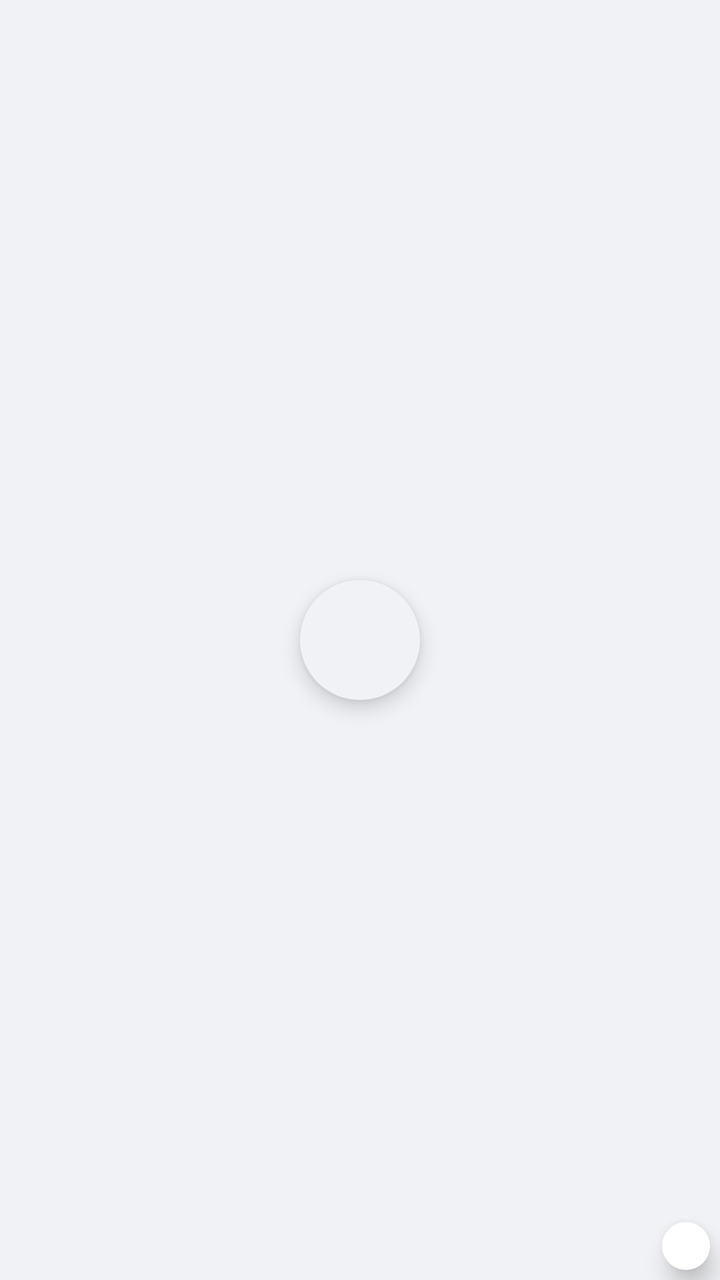
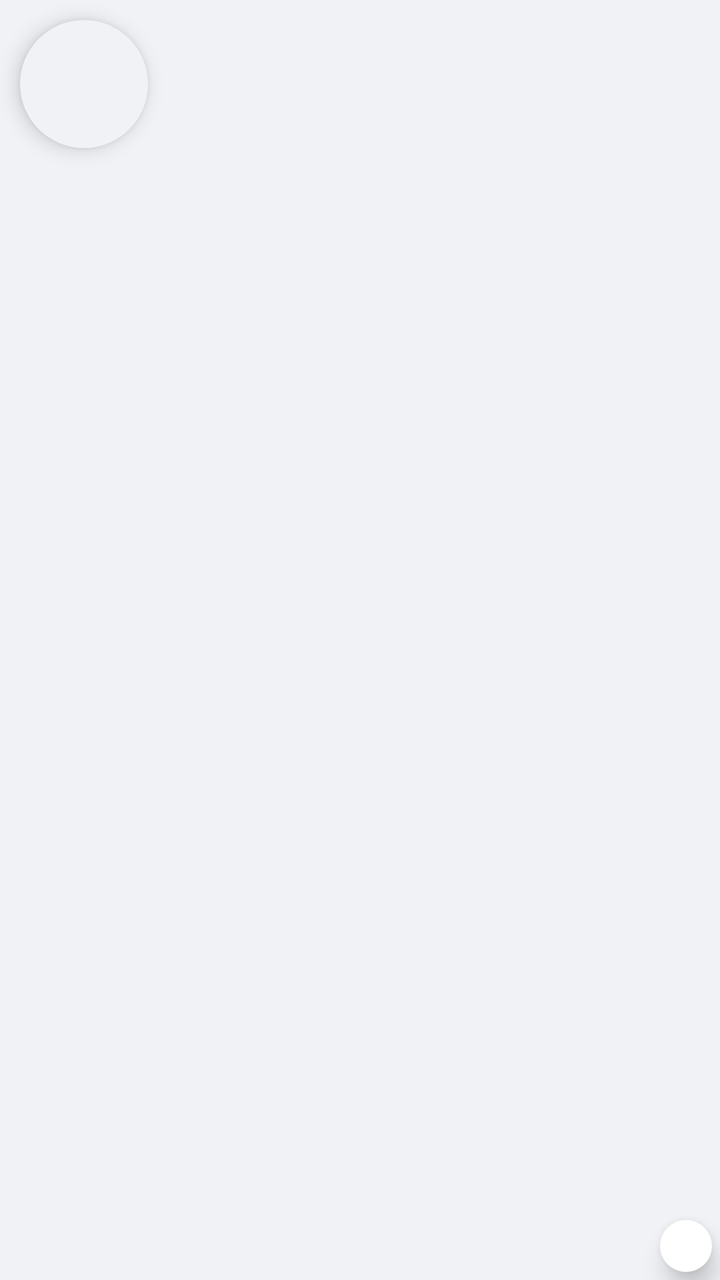

Before-and-after screenshots of an Android layout around one commit, followed by the original layout XML and the change that was made.
<!-- AndroidManifest.xml: application theme AppTheme -->
<!-- res/layout/bubble_head.xml -->
<?xml version="1.0" encoding="utf-8"?>
<FrameLayout xmlns:android="http://schemas.android.com/apk/res/android"
    android:layout_width="76dp"
    android:layout_height="76dp">

    <ImageView
        android:id="@+id/bubble_avatar"
        android:layout_width="60dp"
        android:layout_height="60dp"
        android:layout_gravity="center"
        android:background="@drawable/bg_avatar"
        android:contentDescription="Chat head"
        android:elevation="6dp"
        android:scaleType="centerCrop" />

    <ImageView
        android:id="@+id/bubble_badge"
        android:layout_width="24dp"
        android:layout_height="24dp"
        android:layout_gravity="bottom|end"
        android:layout_marginEnd="5dp"
        android:layout_marginBottom="5dp"
        android:background="@drawable/bg_badge_ring"
        android:contentDescription="App"
        android:elevation="7dp"
        android:padding="2dp" />

    <TextView
        android:id="@+id/bubble_unread"
        android:layout_width="wrap_content"
        android:layout_height="22dp"
        android:layout_gravity="top|end"
        android:layout_marginTop="3dp"
        android:layout_marginEnd="3dp"
        android:background="@drawable/bg_unread_badge"
        android:elevation="8dp"
        android:gravity="center"
        android:minWidth="22dp"
        android:paddingStart="6dp"
        android:paddingEnd="6dp"
        android:textColor="#FFFFFFFF"
        android:textSize="11sp"
        android:textStyle="bold"
        android:visibility="gone" />
</FrameLayout>
<!-- resources referenced by this layout -->
<resources>
  <!-- drawable bg_avatar (drawable) -->
  <?xml version="1.0" encoding="utf-8"?>
  <shape xmlns:android="http://schemas.android.com/apk/res/android" android:shape="oval">
      <solid android:color="@color/surface" />
  </shape>
  <!-- drawable bg_badge_ring (drawable) -->
  <?xml version="1.0" encoding="utf-8"?>
  <shape xmlns:android="http://schemas.android.com/apk/res/android" android:shape="oval">
      <solid android:color="@color/panel_bg" />
  </shape>
  <!-- drawable bg_unread_badge (drawable) -->
  <?xml version="1.0" encoding="utf-8"?>
  <shape xmlns:android="http://schemas.android.com/apk/res/android" android:shape="rectangle">
      <corners android:radius="11dp" />
      <solid android:color="@color/unread_red" />
      <stroke android:width="2dp" android:color="@color/panel_bg" />
  </shape>
  <style name="AppTheme" parent="android:Theme.Material.Light.NoActionBar">
          <item name="android:colorPrimary">@color/brand_blue</item>
          <item name="android:colorAccent">@color/brand_blue</item>
          <item name="android:windowBackground">@color/window_bg</item>
          <item name="android:statusBarColor">@android:color/transparent</item>
          <item name="android:navigationBarColor">@android:color/transparent</item>
          <item name="android:windowLightStatusBar">true</item>
          <item name="android:windowLightNavigationBar">true</item>
      </style>
  <color name="surface">#FFF0F2F5</color>
  <color name="panel_bg">#FFFFFFFF</color>
  <color name="unread_red">#FFFA383E</color>
  <color name="brand_blue">#FF0A7CFF</color>
  <color name="window_bg">#FFF0F2F5</color>
</resources>

<!-- the commit's change to res/layout/bubble_head.xml (unified diff, before → after) -->
@@ -1,13 +1,13 @@
 <?xml version="1.0" encoding="utf-8"?>
 <FrameLayout xmlns:android="http://schemas.android.com/apk/res/android"
-    android:layout_width="76dp"
-    android:layout_height="76dp">
+    android:layout_width="wrap_content"
+    android:layout_height="wrap_content">
 
     <ImageView
         android:id="@+id/bubble_avatar"
-        android:layout_width="60dp"
-        android:layout_height="60dp"
-        android:layout_gravity="center"
+        android:layout_width="64dp"
+        android:layout_height="64dp"
+        android:layout_margin="10dp"
         android:background="@drawable/bg_avatar"
         android:contentDescription="Chat head"
         android:elevation="6dp"
@@ -15,12 +15,12 @@
 
     <ImageView
         android:id="@+id/bubble_badge"
-        android:layout_width="24dp"
-        android:layout_height="24dp"
+        android:layout_width="26dp"
+        android:layout_height="26dp"
         android:layout_gravity="bottom|end"
-        android:layout_marginEnd="5dp"
-        android:layout_marginBottom="5dp"
-        android:background="@drawable/bg_badge_ring"
+        android:layout_marginEnd="4dp"
+        android:layout_marginBottom="4dp"
+        android:background="@drawable/bg_badge_ring_white"
         android:contentDescription="App"
         android:elevation="7dp"
         android:padding="2dp" />
@@ -28,18 +28,18 @@
     <TextView
         android:id="@+id/bubble_unread"
         android:layout_width="wrap_content"
-        android:layout_height="22dp"
+        android:layout_height="24dp"
         android:layout_gravity="top|end"
-        android:layout_marginTop="3dp"
-        android:layout_marginEnd="3dp"
+        android:layout_marginTop="2dp"
+        android:layout_marginEnd="2dp"
         android:background="@drawable/bg_unread_badge"
         android:elevation="8dp"
         android:gravity="center"
-        android:minWidth="22dp"
+        android:minWidth="24dp"
         android:paddingStart="6dp"
         android:paddingEnd="6dp"
         android:textColor="#FFFFFFFF"
-        android:textSize="11sp"
+        android:textSize="12sp"
         android:textStyle="bold"
         android:visibility="gone" />
 </FrameLayout>
<!-- resource entries referenced after the edit -->
@@ -5,17 +5,17 @@
   <shape xmlns:android="http://schemas.android.com/apk/res/android" android:shape="oval">
       <solid android:color="@color/surface" />
   </shape>
-  <!-- drawable bg_badge_ring (drawable) -->
+  <!-- drawable bg_badge_ring_white (drawable) -->
   <?xml version="1.0" encoding="utf-8"?>
   <shape xmlns:android="http://schemas.android.com/apk/res/android" android:shape="oval">
-      <solid android:color="@color/panel_bg" />
+      <solid android:color="#FFFFFFFF" />
   </shape>
   <!-- drawable bg_unread_badge (drawable) -->
   <?xml version="1.0" encoding="utf-8"?>
   <shape xmlns:android="http://schemas.android.com/apk/res/android" android:shape="rectangle">
-      <corners android:radius="11dp" />
-      <solid android:color="@color/unread_red" />
-      <stroke android:width="2dp" android:color="@color/panel_bg" />
+      <corners android:radius="12dp" />
+      <solid android:color="#FFFF3040" />
+      <stroke android:width="2dp" android:color="#FFFFFFFF" />
   </shape>
   <style name="AppTheme" parent="android:Theme.Material.Light.NoActionBar">
           <item name="android:colorPrimary">@color/brand_blue</item>
@@ -27,8 +27,6 @@
           <item name="android:windowLightNavigationBar">true</item>
       </style>
   <color name="surface">#FFF0F2F5</color>
-  <color name="panel_bg">#FFFFFFFF</color>
-  <color name="unread_red">#FFFA383E</color>
   <color name="brand_blue">#FF0A7CFF</color>
   <color name="window_bg">#FFF0F2F5</color>
 </resources>
